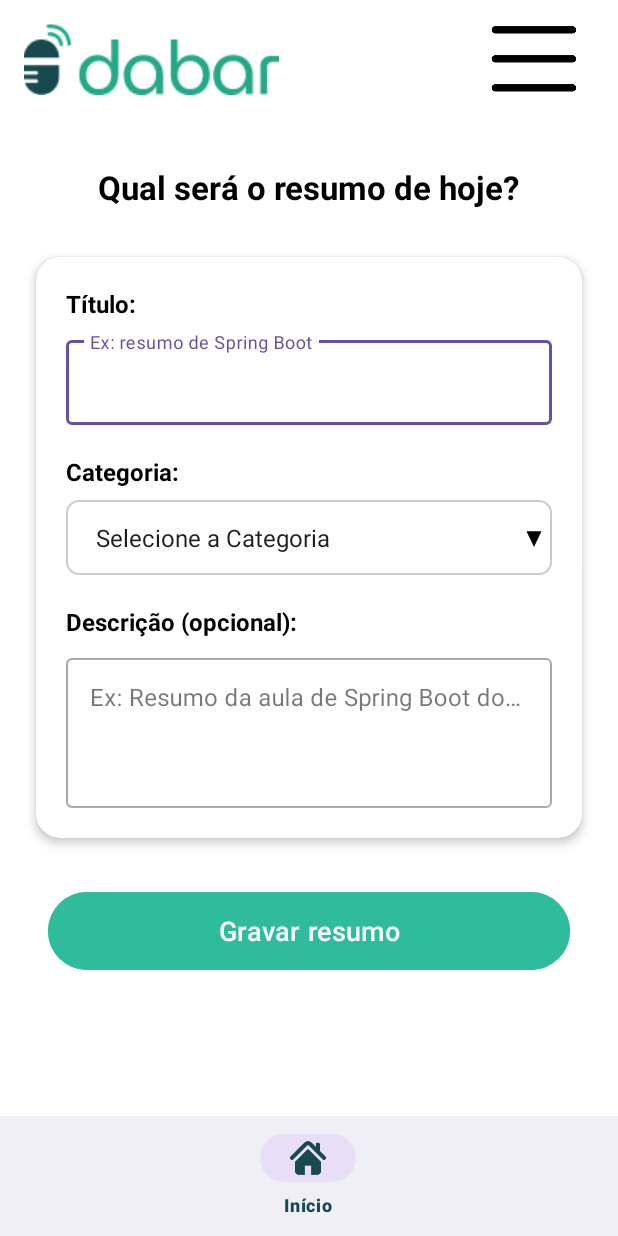
After one commit to p3drobitencourt/Dabar, an Android app: the NovoResumoActivity screen opened directly, with no data from a screen before it, on a phone screen of 412 x 824 dp. The commit adds this screen. Run offline under Robolectric (Android 15) with nearby library versions, the phone set to English and light mode, and no system bars.

Commit message:
feat: adicionar gravarActivity e novoResumoActivity, mudança de nomes na classe novoResumo e lógica das telas (incompleta pois necessita de alteração nos DAOs)

```diff
--- /dev/null
+++ b/app/src/main/java/br/edu/ifsuldeminas/mch/dabar/NovoResumoActivity.java
@@ -0,0 +1,82 @@
+package br.edu.ifsuldeminas.mch.dabar;
+
+import android.content.Intent;
+import android.os.Bundle;
+import android.widget.Button;
+import android.widget.EditText;
+import android.widget.Spinner;
+import android.widget.Toast;
+
+import androidx.appcompat.app.AppCompatActivity;
+
+public class NovoResumoActivity extends AppCompatActivity {
+
+    private EditText editTextTitulo;
+    private EditText editTextDescricao;
+    private Spinner spinnerCategoria;
+    private Button buttonGravar;
+    private int idCategoriaSelecionada;
+
+    @Override
+    protected void onCreate(Bundle savedInstanceState) {
+        super.onCreate(savedInstanceState);
+        setContentView(R.layout.activity_novo_resumo);
+
+        buttonGravar = findViewById(R.id.btn_gravar_resumo);
+        editTextTitulo = findViewById(R.id.edit_text_titulo);
+        editTextDescricao = findViewById(R.id.edit_text_descricao);
+        spinnerCategoria = findViewById(R.id.spinner_categoria);
+
+        //CategoriaDAO dao = new CategoriaDAO(this);
+        //List<Categoria> categorias = dao.obterTodasAsCategorias();
+
+        // O ArrayAdapter agora é do tipo <Categoria>
+        /*ArrayAdapter<Categoria> adapter = new ArrayAdapter<>(this,
+                android.R.layout.simple_spinner_item,
+                categorias);
+
+        adapter.setDropDownViewResource(android.R.layout.simple_spinner_dropdown_item);
+        spinnerCategoria.setAdapter(adapter);*/
+
+        /*adapter.setDropDownViewResource(android.R.layout.simple_spinner_dropdown_item);
+        spinnerCategoria.setAdapter(adapter);
+
+        // --- Listener para obter o ID ---
+        spinnerCategoria.setOnItemSelectedListener(new AdapterView.OnItemSelectedListener() {
+            @Override
+            public void onItemSelected(AdapterView<?> parent, View view, int position, long id) {
+                // Pega o OBJETO Categoria inteiro que foi selecionado
+                Categoria categoriaSelecionada = (Categoria) parent.getItemAtPosition(position);
+
+                // Extrai e guarda o ID do objeto
+                idCategoriaSelecionada = categoriaSelecionada.getId();
+
+                // Agora você tem o ID! Pode usá-lo quando for salvar o resumo.
+            }
+
+            @Override
+            public void onNothingSelected(AdapterView<?> parent) {
+                idCategoriaSelecionada = -1; // Indica que nada foi selecionado
+            }
+        });
+    }*/
+
+        buttonGravar.setOnClickListener(view -> {
+            String titulo = editTextTitulo.getText().toString().trim();
+            String descricao = editTextDescricao.getText().toString().trim();
+            String categoria = spinnerCategoria.getSelectedItem().toString().trim();
+
+            if (titulo.isEmpty() || categoria.isEmpty()) {
+                Toast.makeText(this, "Título e Categoria são obrigatórios.", Toast.LENGTH_SHORT).show();
+                return;
+            }
+
+            // Empacota os dados e envia para a próxima tela
+            Intent intent = new Intent(NovoResumoActivity.this, GravarActivity.class);
+            intent.putExtra("EXTRA_TITULO", titulo);
+            intent.putExtra("EXTRA_DESCRICAO", descricao);
+            intent.putExtra("EXTRA_CATEGORIA", idCategoriaSelecionada);
+            startActivity(intent);
+        });
+    }
+}
--- a/app/src/main/res/layout/activity_novo_resumo.xml
+++ b/app/src/main/res/layout/activity_novo_resumo.xml
@@ -6,7 +6,7 @@
     android:layout_width="match_parent"
     android:layout_height="match_parent"
     android:background="@android:color/white"
-    tools:context=".NovoResumo">
+    tools:context=".NovoResumoActivity">
 
     <androidx.constraintlayout.widget.ConstraintLayout
         android:id="@+id/header_layout"
--- a/app/src/main/res/values/colors.xml
+++ b/app/src/main/res/values/colors.xml
@@ -1,3 +1,3 @@
 <?xml version="1.0" encoding="utf-8"?>
 <resources>
-    <color name="green_dabar">#2EBC9D</color> <color name="bottom_nav_selected">#2EBC9D</color> <color name="bottom_nav_unselected">#707070</color> </resources>
+    <color name="green_dabar">#2EBC9D</color> <color name="bottom_nav_selected">#18494E</color> <color name="bottom_nav_unselected">#707070</color> </resources>
--- a/app/src/main/res/values/strings.xml
+++ b/app/src/main/res/values/strings.xml
@@ -10,4 +10,5 @@
         <item>Sistemas Operacionais</item>
         <item>Inteligência Artificial</item>
     </string-array>
+    <string name="app_name">Dabar</string>
 </resources>
```
Also changed, not shown: app/src/main/AndroidManifest.xml (+8 -4 lines), app/src/main/java/br/edu/ifsuldeminas/mch/dabar/GravarActivity.java (added, +106 -0 lines), app/src/main/java/br/edu/ifsuldeminas/mch/dabar/NovoResumo.java (deleted, +0 -24 lines), app/src/main/res/layout/activity_gravar.xml (added, +26 -0 lines), 1 other file.
